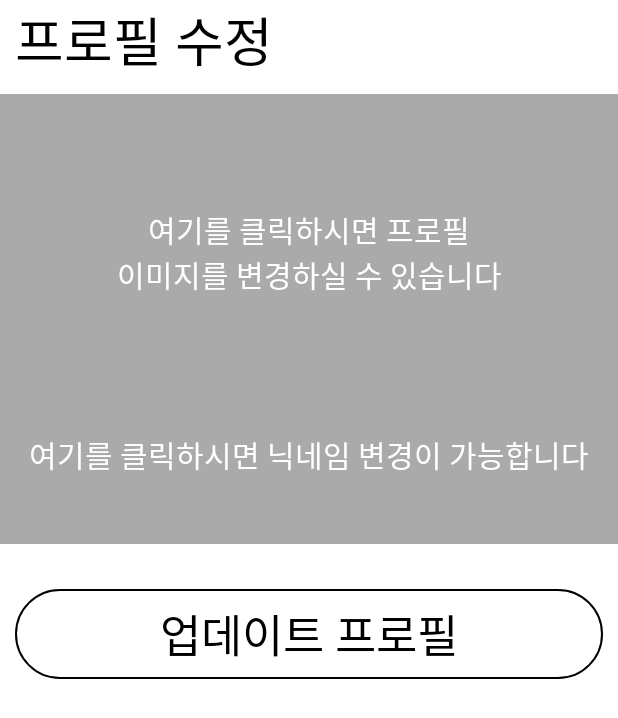
After one commit to SenD9940/2R, an Android app: the layout activity_profile_update.xml on its own in the app's theme, with its tools: preview values and no code run, on a phone screen of 412 x 824 dp. The commit adds this screen. Shown: the top 718 px of the screen. Run offline under Robolectric (Android 15) with nearby library versions, the phone set to English and light mode, and no system bars.

Commit message:
프로필 업데이트 기능 추가
파이어베이스 스토리지에 프로필 이미지 저장 실시간파이어베이스에 프로필 이미지 이름 저장 및 새로운 이름 저장

```diff
--- a/app/src/main/AndroidManifest.xml
+++ b/app/src/main/AndroidManifest.xml
@@ -14,7 +14,8 @@
         android:roundIcon="@mipmap/ic_launcher_round"
         android:supportsRtl="true"
         android:theme="@style/AppTheme">
-        <activity android:name=".ShowHonorListActivity"></activity>
+        <activity android:name=".ProfileUpdateActivity"></activity>
+        <activity android:name=".ShowHonorListActivity" />
         <activity android:name=".ShowpostActivity" />
         <activity
             android:name=".AddnewpostActivity"
--- a/app/src/main/java/com/fbf/a2r/LoginActivity.java
+++ b/app/src/main/java/com/fbf/a2r/LoginActivity.java
@@ -148,7 +148,7 @@ public class LoginActivity extends AppCompatActivity {
     public void setProfile() {
         if(!this.keys.contains(mAuth.getUid())){
             databaseReference = firebaseDatabase.getReference("MyWorld").child("User").child(mAuth.getUid());
-            ProfileDataSet profileDataSet = new ProfileDataSet(mAuth.getCurrentUser().getDisplayName(), mAuth.getCurrentUser().getPhotoUrl().toString(), "0", "0", mAuth.getUid(), "0");
+            ProfileDataSet profileDataSet = new ProfileDataSet(mAuth.getCurrentUser().getDisplayName(), mAuth.getCurrentUser().getPhotoUrl().toString(), "0", "0", mAuth.getUid(), "0", null);
             databaseReference.setValue(profileDataSet);
         }
     }
--- /dev/null
+++ b/app/src/main/res/layout/activity_profile_update.xml
@@ -0,0 +1,100 @@
+<?xml version="1.0" encoding="utf-8"?>
+<androidx.constraintlayout.widget.ConstraintLayout xmlns:android="http://schemas.android.com/apk/res/android"
+    xmlns:app="http://schemas.android.com/apk/res-auto"
+    xmlns:tools="http://schemas.android.com/tools"
+    android:layout_width="match_parent"
+    android:background="@android:color/white"
+    android:layout_height="match_parent"
+    tools:context=".ProfileUpdateActivity">
+
+    <TextView
+        android:id="@+id/TextView_UpdateProfile_Title"
+        android:layout_marginLeft="10dp"
+        android:textColor="@color/black"
+        android:textSize="35sp"
+        android:layout_width="match_parent"
+        android:layout_height="wrap_content"
+        android:text="프로필 수정"
+        app:layout_constraintTop_toTopOf="parent" />
+
+    <ImageView
+        android:id="@+id/ImageView_Lable"
+        android:background="@android:color/darker_gray"
+        android:layout_width="0dp"
+        android:layout_height="300dp"
+        android:layout_marginTop="10dp"
+        app:layout_constraintTop_toBottomOf="@id/TextView_UpdateProfile_Title"
+        app:layout_constraintLeft_toLeftOf="parent"
+        app:layout_constraintRight_toRightOf="parent"/>
+
+
+    <de.hdodenhof.circleimageview.CircleImageView
+        android:layout_margin="15dp"
+        android:id="@+id/ImageView_Update_Profile_Image"
+        android:layout_height="200dp"
+        android:layout_width="0dp"
+        android:onClick="onclick"
+        android:clickable="true"
+        app:layout_constraintTop_toBottomOf="@id/TextView_UpdateProfile_Title"
+        app:layout_constraintLeft_toLeftOf="parent"
+        app:layout_constraintRight_toRightOf="parent"/>
+
+    <TextView
+        android:id="@+id/TextView_Update_Profile_Image"
+        android:layout_width="match_parent"
+        android:layout_height="0dp"
+        android:gravity="center"
+        android:textColor="@android:color/white"
+        android:textSize="20sp"
+        android:clickable="true"
+        android:onClick="onclick"
+        android:text="여기를 클릭하시면 프로필\n이미지를 변경하실 수 있습니다"
+        app:layout_constraintTop_toTopOf="@id/ImageView_Update_Profile_Image"
+        app:layout_constraintBottom_toBottomOf="@id/ImageView_Update_Profile_Image"/>
+
+    <TextView
+        android:id="@+id/TextView_Update_Profile_Nick"
+        android:layout_width="match_parent"
+        android:layout_height="70dp"
+        android:gravity="center"
+        android:textSize="20sp"
+        android:text="여기를 클릭하시면 닉네임 변경이 가능합니다"
+        android:clickable="true"
+        android:onClick="onclick"
+        android:textColor="@android:color/white"
+        app:layout_constraintLeft_toLeftOf="parent"
+        app:layout_constraintTop_toBottomOf="@id/ImageView_Update_Profile_Image"
+        app:layout_constraintRight_toRightOf="parent" />
+
+    <EditText
+        android:id="@+id/EditText_Update_Profile_NewNick"
+        android:layout_width="300dp"
+        android:layout_height="70dp"
+        android:visibility="gone"
+        android:hint="여기에 새로운 닉네임을 입력하세요"
+        app:layout_constraintLeft_toLeftOf="parent"
+        app:layout_constraintTop_toBottomOf="@id/ImageView_Update_Profile_Image"
+        app:layout_constraintRight_toRightOf="parent" />
+
+    <androidx.constraintlayout.widget.ConstraintLayout
+        app:layout_constraintTop_toBottomOf="@id/ImageView_Lable"
+        android:layout_width="match_parent"
+        android:layout_height="60dp"
+        android:background="@drawable/googlelogin_button"
+        android:layout_marginTop="30dp"
+        android:layout_marginLeft="10dp"
+        android:clickable="true"
+        android:id="@+id/Button_Update_Profile"
+        android:onClick="onclick"
+        android:layout_marginRight="10dp">
+
+        <TextView
+            android:layout_width="match_parent"
+            android:layout_height="match_parent"
+            android:gravity="center"
+            android:textSize="30sp"
+            android:textColor="@android:color/black"
+            android:text="업데이트 프로필"/>
+    </androidx.constraintlayout.widget.ConstraintLayout>
+
+</androidx.constraintlayout.widget.ConstraintLayout>
```
Also changed, not shown: app/src/main/java/com/fbf/a2r/AddnewpostActivity.java (+21 -2 lines), app/src/main/java/com/fbf/a2r/ProfileActivity.java (+19 -34 lines), app/src/main/java/com/fbf/a2r/ProfileDataSet.java (+11 -2 lines), app/src/main/java/com/fbf/a2r/ProfileUpdateActivity.java (added, +249 -0 lines), app/src/main/res/drawable-anydpi/icon_setting.xml (added, +11 -0 lines), app/src/main/res/layout/activity_profile.xml (+42 -4 lines), app/src/main/res/drawable-hdpi/icon_setting.png (added), app/src/main/res/drawable-mdpi/icon_setting.png (added), app/src/main/res/drawable-xhdpi/icon_setting.png (added), app/src/main/res/drawable-xxhdpi/icon_setting.png (added).
